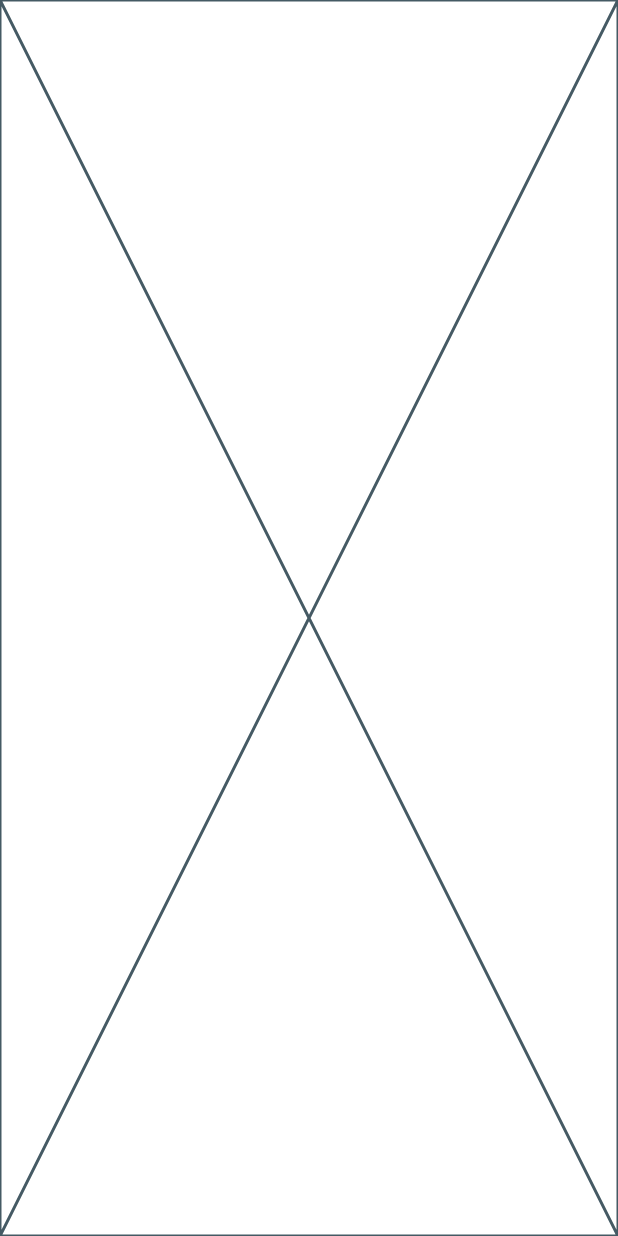
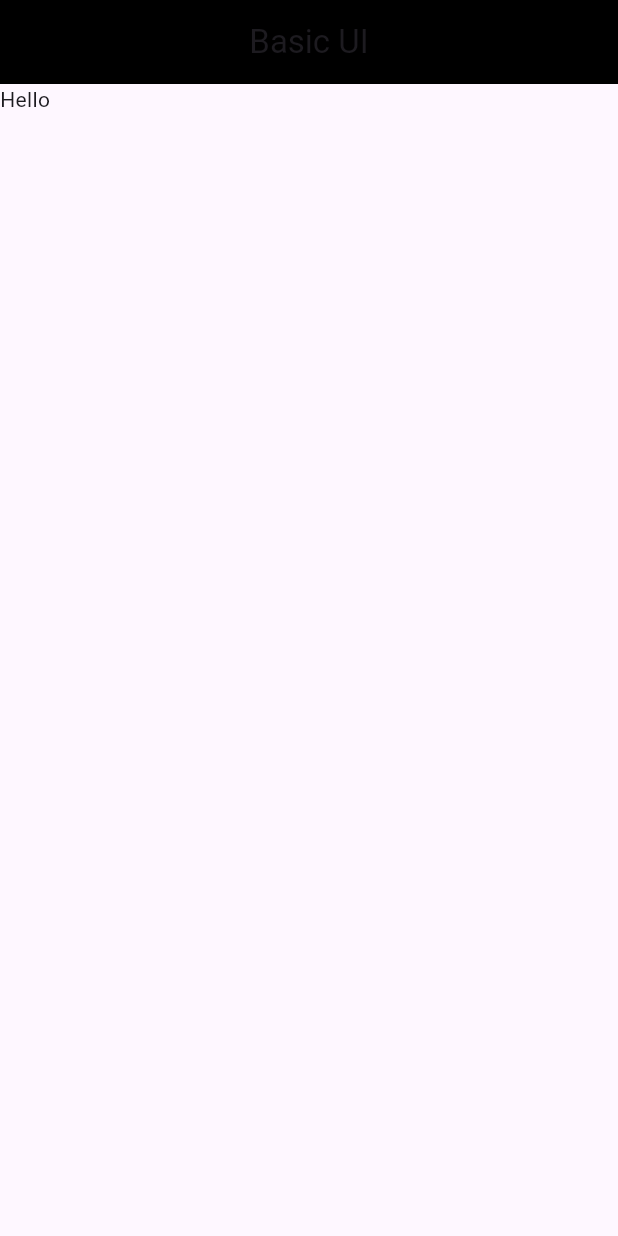
Before and after one commit to shrestha-Riwaj/basicUI, a Flutter app: the screen it shows after launch, on a phone screen of 412 x 824 dp. Run offline on Flutter 3.47's test engine with Material 3 defaults, Android fonts, the phone set to English and light mode, and no system bars.

Commit message:
Creating a basic home screen

```diff
--- a/lib/homeScreen.dart
+++ b/lib/homeScreen.dart
@@ -5,6 +5,17 @@ class HomeScreen extends StatelessWidget {
 
   @override
   Widget build(BuildContext context) {
-    return const Placeholder();
+    return Scaffold(
+      appBar: AppBar(
+        title: Text("Basic UI"),
+        centerTitle: true,
+        backgroundColor: Colors.black,
+      ),
+      body: Container(
+        child: Text(
+          "Hello"
+        ),
+      ),
+    );
   }
 }
```
